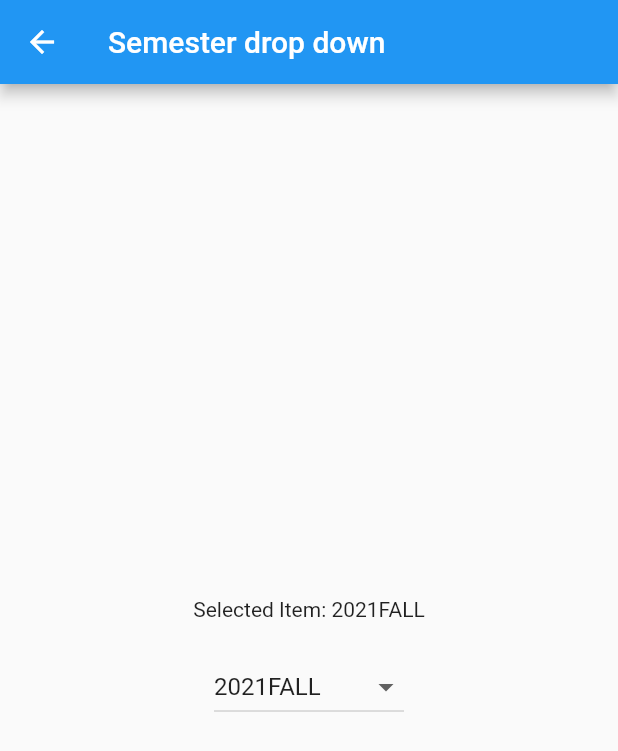
After one commit to dhalmy/iit-scheduling-app, a Flutter app: the DropDownList screen opened directly, on a phone screen of 412 x 824 dp. The commit adds this screen. Shown: the top 751 px of the screen. Run offline on Flutter 3.47's test engine with Material 2 defaults, Android fonts, the phone set to English and light mode, and no system bars; our stand-ins replace flutter_svg.

Commit message:
Added 2 files -Autocomplete.dart -year_dropdown.dart
The first one is supposed to find the closest match to what the user types in the search bar

the seocnd one is supposed to be a drop down that selects the year and semester

note Both of them are not connected yet to the main dart file

```diff
--- a/lib/nav_bar/course_selection/preview/preview.dart
+++ b/lib/nav_bar/course_selection/preview/preview.dart
@@ -13,11 +13,11 @@ class Preview extends StatelessWidget {
         borderRadius: BorderRadius.circular(
             20.0), // Adjust the radius as needed
       ),
-      child: Column(
+      child: const Column(
         mainAxisAlignment: MainAxisAlignment.center,
         crossAxisAlignment: CrossAxisAlignment.center,
         children: [
-          const Text(
+          Text(
             "Preview",
             style: TextStyle(
               fontSize: 18.0,
--- a/lib/nav_bar/course_selection/search_bar/search_bar.dart
+++ b/lib/nav_bar/course_selection/search_bar/search_bar.dart
@@ -1,6 +1,7 @@
 import 'package:flutter/cupertino.dart';
 import 'package:flutter/foundation.dart';
 import 'package:flutter/material.dart';
+import 'package:iitschedulingapp/nav_bar/course_selection/search_bar/autocomplete.dart';
 import 'dart:io' show Platform;
 
 class SearchBar extends StatefulWidget {
@@ -34,6 +35,8 @@ class _SearchBarState extends State<SearchBar> {
           IconButton(
             icon: const Icon(Icons.search), // Search icon
             onPressed: () {
+              const autoCompleteFunction();
+              const AutocompleteBasicExample();
               // Implement your search functionality here
               // This onPressed function will be called when the search button is pressed.
             },
--- /dev/null
+++ b/lib/nav_bar/course_selection/year_dropdown.dart
@@ -0,0 +1,49 @@
+import 'package:flutter/material.dart';
+
+class DropDownList extends StatefulWidget {
+  @override
+  Dropdownliststate createState() => Dropdownliststate();
+}
+
+class Dropdownliststate extends State<DropDownList> {
+  // examples
+  List<String> items = ['2021FALL', '2022SPRING', '2022SUMMER', '2023FALL'];
+
+  // current item
+  String selectedItem = '2021FALL';
+
+  @override
+  Widget build(BuildContext context) {
+    return Scaffold(
+      appBar: AppBar(
+        title: const Text('Semester drop down'),
+      ),
+      body: Center(
+        child: Column(
+          mainAxisAlignment: MainAxisAlignment.center,
+          children: <Widget>[
+            Text('Selected Item: $selectedItem'),
+            const SizedBox(height: 20.0),
+            // create the dropdown button.
+            DropdownButton<String>(
+              value: selectedItem, // selected item.
+              onChanged: (newValue) {
+                // change state based on selected item
+                setState(() {
+                  selectedItem = newValue!;
+                });
+              },
+              items: items.map((item) {
+                // create a dropdown menu item for each item in the list.
+                return DropdownMenuItem<String>(
+                  value: item,
+                  child: Text(item),
+                );
+              }).toList(),
+            ),
+          ],
+        ),
+      ),
+    );
+  }
+}
```
Also changed, not shown: lib/nav_bar/course_selection/lookup/lookup.dart (+10 -3 lines), lib/nav_bar/course_selection/search_bar/autocomplete.dart (added, +55 -0 lines).
